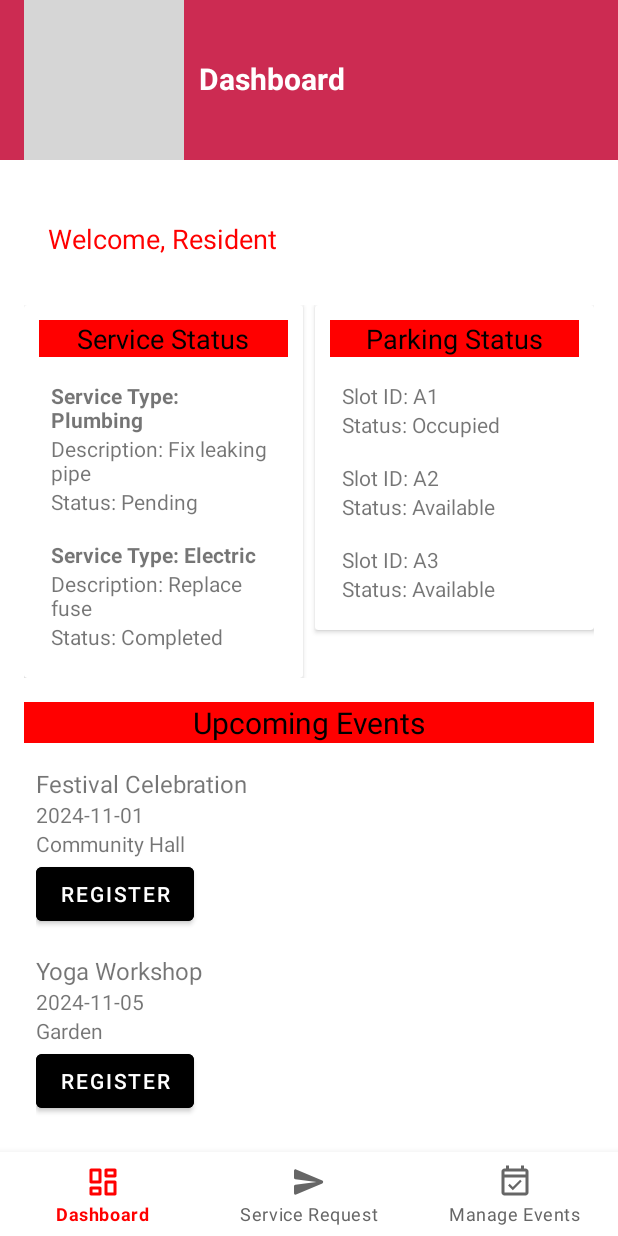
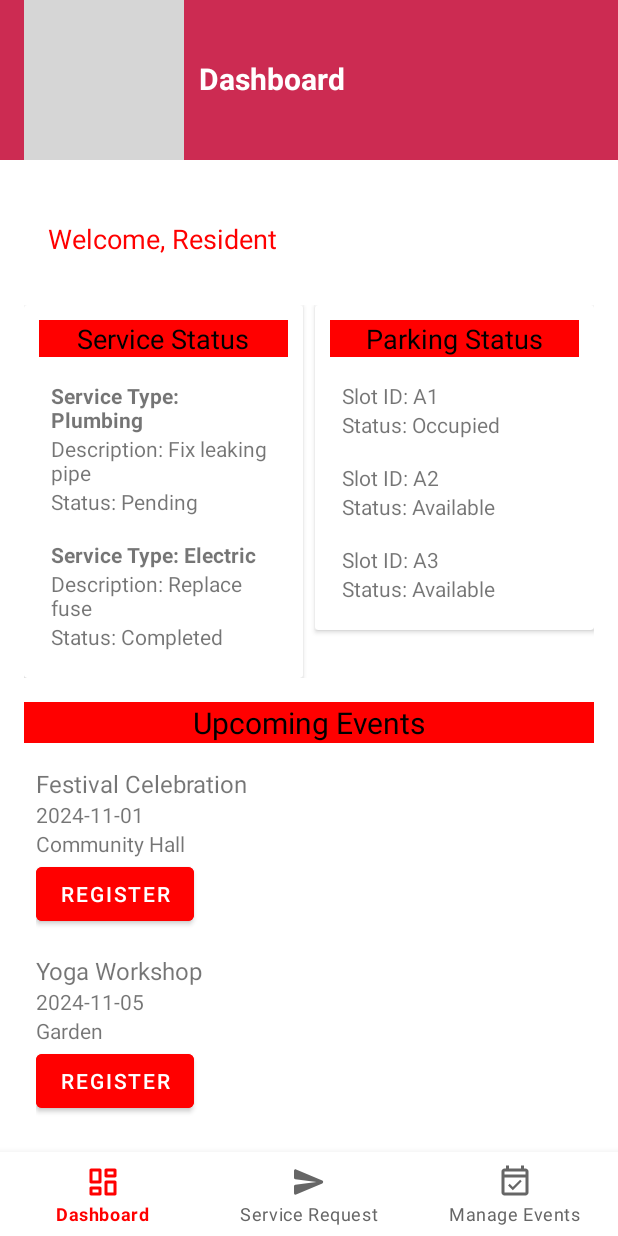
Before and after one commit to shanjida-alam/Smart-Living-Community, an Android app: the DashboardFragment screen opened directly, with no data from a screen before it, on a phone screen of 412 x 824 dp. Run offline under Robolectric (Android 15) with nearby library versions, the phone set to English and light mode, and no system bars; grey boxes are pictures that could not be loaded.

Commit message:
update button colour

```diff
--- a/app/src/main/res/layout/item_event.xml
+++ b/app/src/main/res/layout/item_event.xml
@@ -29,6 +29,6 @@
         android:layout_height="wrap_content"
         android:text="Register"
         android:textColorLink="#B62C2C"
-        android:backgroundTint="@color/black"/>
+        android:backgroundTint="@color/redish_tint"/>
 
 </LinearLayout>
```
